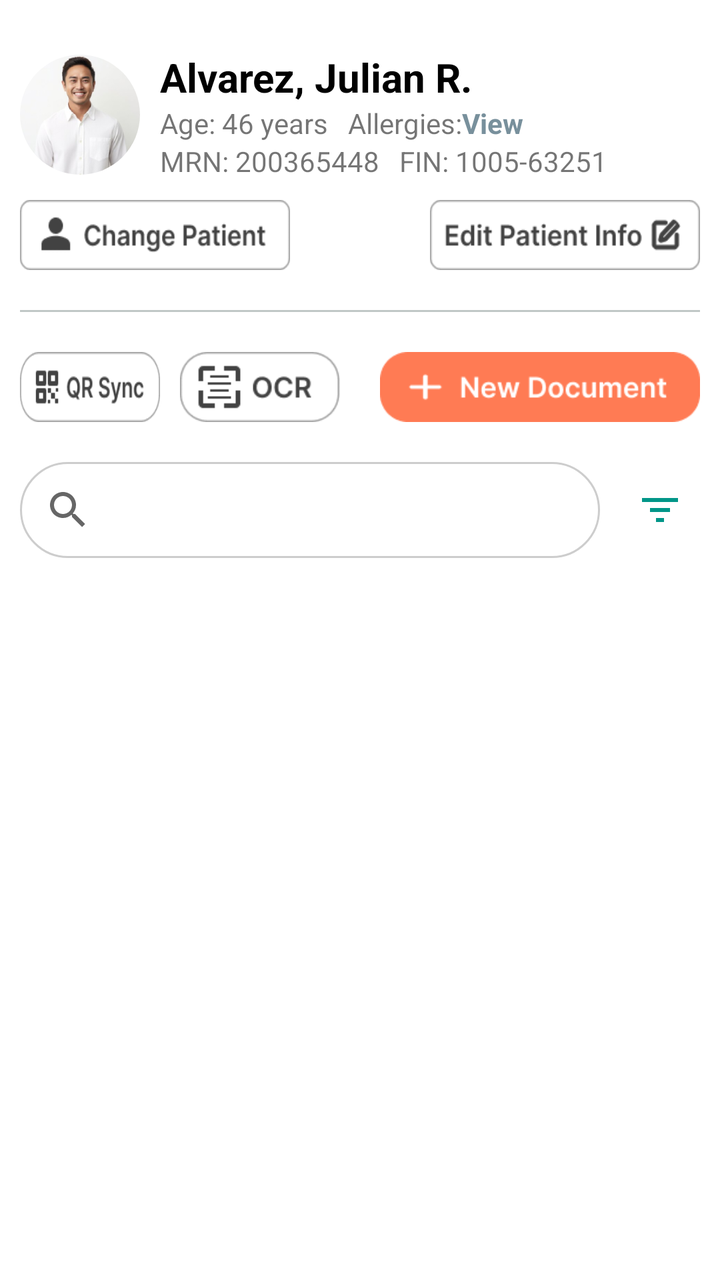
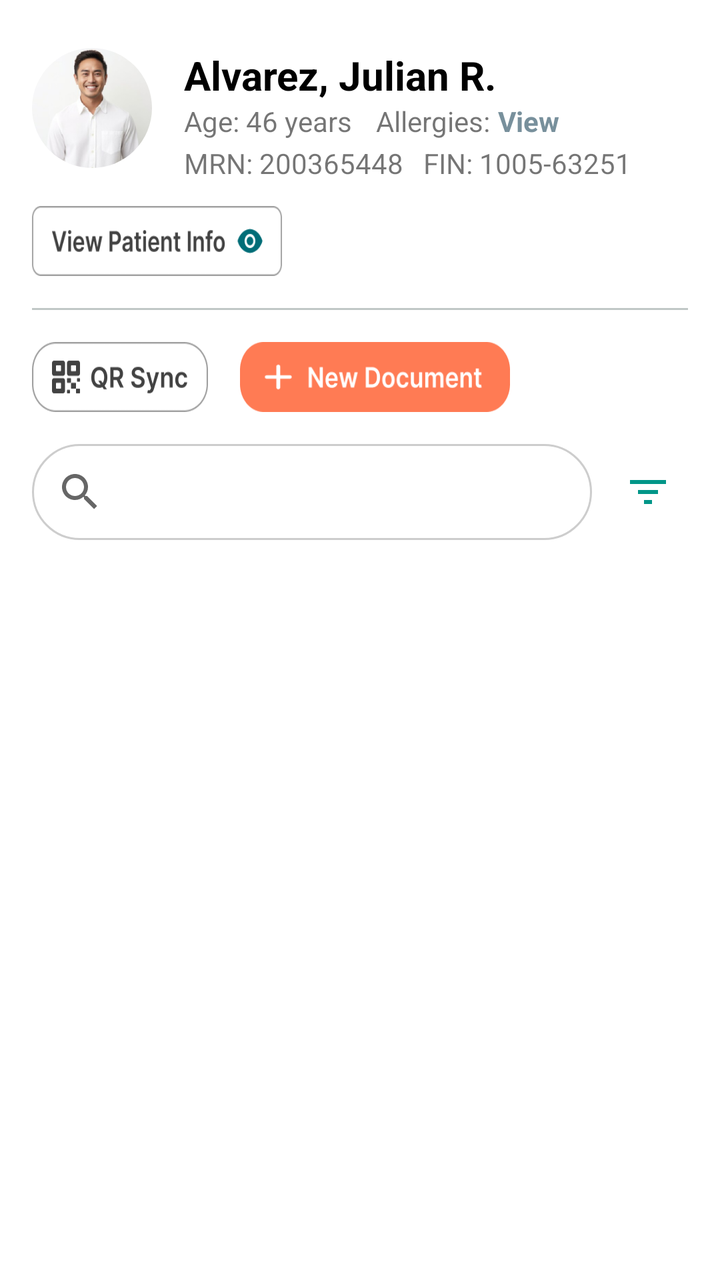

Compare the two renders of this Android layout. The source of the first and the diff that turns it into the second are given below.
<!-- AndroidManifest.xml: application theme Theme.Zenith -->
<!-- res/layout/fragment_documents.xml -->
<?xml version="1.0" encoding="utf-8"?>
<LinearLayout xmlns:android="http://schemas.android.com/apk/res/android"
    xmlns:app="http://schemas.android.com/apk/res-auto"
    xmlns:tools="http://schemas.android.com/tools"
    android:layout_width="match_parent"
    android:layout_height="match_parent"
    android:orientation="vertical"
    tools:context=".Documents">

    
    <LinearLayout
        android:id="@+id/patient_info_header"
        android:layout_width="match_parent"
        android:layout_height="wrap_content"
        android:layout_marginHorizontal="10dp"
        android:layout_marginTop="25dp"
        android:gravity="center_vertical"
        android:orientation="horizontal"
        android:paddingBottom="10dp">

        
        <androidx.cardview.widget.CardView
            android:layout_width="60dp"
            android:layout_height="60dp"
            app:cardCornerRadius="30dp"
            app:cardElevation="0dp">

            <ImageView
                android:id="@+id/patient_profile_image"
                android:layout_width="match_parent"
                android:layout_height="match_parent"
                android:contentDescription="Patient Profile"
                android:scaleType="centerCrop"
                android:src="@drawable/alvarez_profile"
                tools:ignore="HardcodedText" />
        </androidx.cardview.widget.CardView>

        
        <LinearLayout
            android:layout_width="0dp"
            android:layout_height="wrap_content"
            android:layout_marginStart="10dp"
            android:layout_weight="1"
            android:orientation="vertical">

            <TextView
                android:id="@+id/patient_name_text"
                android:layout_width="wrap_content"
                android:layout_height="wrap_content"
                android:text="Alvarez, Julian R."
                android:textColor="@android:color/black"
                android:textSize="20sp"
                android:textStyle="bold"
                tools:ignore="HardcodedText" />

            <LinearLayout
                android:layout_width="wrap_content"
                android:layout_height="wrap_content"
                android:orientation="horizontal">

                <TextView
                    android:id="@+id/patient_age_mrn_text"
                    android:layout_width="wrap_content"
                    android:layout_height="wrap_content"
                    android:text="Age: 46 years"
                    android:textSize="14sp"
                    tools:ignore="HardcodedText" />

                <TextView
                    android:layout_width="wrap_content"
                    android:layout_height="wrap_content"
                    android:layout_marginStart="10dp"
                    android:text="Allergies:"
                    android:textSize="14sp"
                    tools:ignore="HardcodedText" />

                <TextView
                    android:id="@+id/patient_allergies_text"
                    android:layout_width="wrap_content"
                    android:layout_height="wrap_content"
                    android:clickable="true"
                    android:focusable="true"
                    android:text="View"
                    android:textColor="#78909C"
                    android:textSize="14sp"
                    android:textStyle="bold"
                    tools:ignore="HardcodedText,TouchTargetSizeCheck" />
            </LinearLayout>

            <TextView
                android:id="@+id/patient_mrn_fin_text"
                android:layout_width="wrap_content"
                android:layout_height="wrap_content"
                android:text="MRN: 200365448   FIN: 1005-63251"
                android:textSize="14sp"
                tools:ignore="HardcodedText" />

        </LinearLayout>
    </LinearLayout>
    


    
    <LinearLayout
        android:layout_width="match_parent"
        android:layout_height="wrap_content"
        android:layout_marginHorizontal="10dp"
        android:orientation="horizontal">
        
        <ImageButton
            android:id="@+id/imageButton3"
            android:layout_width="135dp"
            android:layout_height="35dp"
            android:adjustViewBounds="true"
            android:background="@drawable/change_patient"
            android:contentDescription="@string/none"
            tools:ignore="TouchTargetSizeCheck,DuplicateSpeakableTextCheck" />

        <Space
            android:layout_width="wrap_content"
            android:layout_height="wrap_content"
            android:layout_weight="1"
            tools:ignore="InefficientWeight" />
        
        <ImageButton
            android:id="@+id/imageButton4"
            android:layout_width="135dp"
            android:layout_height="35dp"
            android:adjustViewBounds="true"
            android:background="@drawable/edit_patient_info"
            android:clickable="true"
            android:contentDescription="Edit Patient Info"
            android:focusable="true"
            tools:ignore="HardcodedText,TouchTargetSizeCheck" />
    </LinearLayout>

    
    <View
        android:layout_width="match_parent"
        android:layout_height="1dp"
        android:layout_marginHorizontal="10dp"
        android:layout_marginVertical="20dp"
        android:background="@color/accent" />

    
    <LinearLayout
        android:layout_width="match_parent"
        android:layout_height="wrap_content"
        android:layout_marginHorizontal="10dp"
        android:layout_marginBottom="20dp"
        android:orientation="horizontal">
        
        <ImageButton
            android:id="@+id/imageButton8"
            android:layout_width="50dp"
            android:layout_height="35dp"
            android:layout_marginEnd="10dp"
            android:layout_weight="1"
            android:adjustViewBounds="true"
            android:background="@drawable/qr_sync"
            android:contentDescription="@string/none"
            tools:ignore="TouchTargetSizeCheck" />
        
        <ImageButton
            android:id="@+id/imageButton5"
            android:layout_width="80dp"
            android:layout_height="35dp"
            android:adjustViewBounds="true"
            android:background="@drawable/ocr_button"
            android:contentDescription="@string/none"
            tools:ignore="TouchTargetSizeCheck" />

        <Space
            android:layout_width="wrap_content"
            android:layout_height="wrap_content"
            android:layout_weight="1" />
        
        <ImageButton
            android:id="@+id/imageButton6"
            android:layout_width="160dp"
            android:layout_height="35dp"
            android:adjustViewBounds="true"
            android:background="@drawable/new_document"
            android:contentDescription="@string/none"
            tools:ignore="TouchTargetSizeCheck,ImageContrastCheck" />
    </LinearLayout>

    
    <LinearLayout
        android:layout_width="match_parent"
        android:layout_height="wrap_content"
        android:layout_marginHorizontal="10dp"
        android:layout_marginBottom="20dp"
        android:gravity="center_vertical"
        android:orientation="horizontal">

        <SearchView
            android:id="@+id/document_search_view"
            android:layout_width="0dp"
            android:layout_height="wrap_content"
            android:layout_weight="1"
            android:background="@drawable/search_bar_background"
            android:queryHint="Search Documents"
            app:iconifiedByDefault="false" />

        <ImageButton
            android:id="@+id/filter_button"
            android:layout_width="40dp"
            android:layout_height="40dp"
            android:layout_marginStart="10dp"
            android:src="@drawable/ic_filter"
            android:background="?attr/selectableItemBackgroundBorderless"/>

    </LinearLayout>

    
    <androidx.recyclerview.widget.RecyclerView
        android:id="@+id/document_recycler_view"
        android:layout_width="match_parent"
        android:layout_height="match_parent"
        android:layout_marginHorizontal="10dp"
        android:layout_marginBottom="30dp" />

</LinearLayout>
<!-- resources referenced by this layout -->
<resources>
  <color name="accent">#FFC0C7C6</color>
  <!-- drawable alvarez_profile: png bitmap (drawable, 35777 bytes) -->
  <!-- drawable change_patient: png bitmap (drawable, 3387 bytes) -->
  <!-- drawable edit_patient_info: png bitmap (drawable, 3162 bytes) -->
  <!-- drawable ic_filter (drawable) -->
  <?xml version="1.0" encoding="utf-8"?>
  <vector xmlns:android="http://schemas.android.com/apk/res/android"
      android:width="24dp"
      android:height="24dp"
      android:viewportWidth="24"
      android:viewportHeight="24">
  
      <path
          android:fillColor="#009688"
          android:pathData="M3,6H21V8H3V6Z" />
  
      <path
          android:fillColor="#009688"
          android:pathData="M7,11H17V13H7V11Z" />
  
      <path
          android:fillColor="#009688"
          android:pathData="M10,16H14V18H10V16Z" />
  </vector>
  <!-- drawable new_document: png bitmap (drawable, 3159 bytes) -->
  <!-- drawable ocr_button: png bitmap (drawable, 2345 bytes) -->
  <!-- drawable qr_sync: png bitmap (drawable, 3067 bytes) -->
  <!-- drawable search_bar_background (drawable) -->
  <?xml version="1.0" encoding="utf-8"?>
  <shape xmlns:android="http://schemas.android.com/apk/res/android"
      android:shape="rectangle">
      <solid android:color="#FFFFFF" />
      <corners android:radius="100dp" />
      <stroke android:width="1dp" android:color="#CDCDCD" />
  </shape>
  <string name="none">none</string>
  <style name="Theme.Zenith" parent="Theme.MaterialComponents.Light.NoActionBar">
          
          <item name="colorPrimary">@color/moonstone</item>
          <item name="colorPrimaryVariant">@color/caribbean</item>
          <item name="colorOnPrimary">@color/coral</item>
          
          <item name="colorSecondary">@color/coral</item>
          <item name="colorSecondaryVariant">@color/tangerine</item>
          <item name="colorOnSecondary">@color/moonstone</item>
          
          <item name="android:statusBarColor">?attr/colorPrimaryVariant</item>
          
      </style>
  <color name="moonstone">#FF00B2CA</color>
  <color name="caribbean">#FF006D77</color>
  <color name="coral">#FFFF7B54</color>
  <color name="tangerine">#FFFF9576</color>
</resources>

<!-- the commit's change to res/layout/fragment_documents.xml (unified diff, before → after) -->
@@ -1,224 +1,225 @@
 <?xml version="1.0" encoding="utf-8"?>
-<LinearLayout xmlns:android="http://schemas.android.com/apk/res/android"
+<androidx.core.widget.NestedScrollView xmlns:android="http://schemas.android.com/apk/res/android"
     xmlns:app="http://schemas.android.com/apk/res-auto"
     xmlns:tools="http://schemas.android.com/tools"
     android:layout_width="match_parent"
     android:layout_height="match_parent"
-    android:orientation="vertical"
+    android:fillViewport="true"
     tools:context=".Documents">
 
-    
-    <LinearLayout
-        android:id="@+id/patient_info_header"
+    <androidx.constraintlayout.widget.ConstraintLayout
         android:layout_width="match_parent"
         android:layout_height="wrap_content"
-        android:layout_marginHorizontal="10dp"
-        android:layout_marginTop="25dp"
-        android:gravity="center_vertical"
-        android:orientation="horizontal"
-        android:paddingBottom="10dp">
-
-        
-        <androidx.cardview.widget.CardView
-            android:layout_width="60dp"
-            android:layout_height="60dp"
-            app:cardCornerRadius="30dp"
-            app:cardElevation="0dp">
-
-            <ImageView
-                android:id="@+id/patient_profile_image"
-                android:layout_width="match_parent"
-                android:layout_height="match_parent"
-                android:contentDescription="Patient Profile"
-                android:scaleType="centerCrop"
-                android:src="@drawable/alvarez_profile"
-                tools:ignore="HardcodedText" />
-        </androidx.cardview.widget.CardView>
-
-        
-        <LinearLayout
-            android:layout_width="0dp"
-            android:layout_height="wrap_content"
-            android:layout_marginStart="10dp"
-            android:layout_weight="1"
-            android:orientation="vertical">
-
-            <TextView
-                android:id="@+id/patient_name_text"
-                android:layout_width="wrap_content"
-                android:layout_height="wrap_content"
-                android:text="Alvarez, Julian R."
-                android:textColor="@android:color/black"
-                android:textSize="20sp"
-                android:textStyle="bold"
-                tools:ignore="HardcodedText" />
-
-            <LinearLayout
-                android:layout_width="wrap_content"
-                android:layout_height="wrap_content"
-                android:orientation="horizontal">
-
-                <TextView
-                    android:id="@+id/patient_age_mrn_text"
-                    android:layout_width="wrap_content"
-                    android:layout_height="wrap_content"
-                    android:text="Age: 46 years"
-                    android:textSize="14sp"
-                    tools:ignore="HardcodedText" />
-
-                <TextView
-                    android:layout_width="wrap_content"
-                    android:layout_height="wrap_content"
-                    android:layout_marginStart="10dp"
-                    android:text="Allergies:"
-                    android:textSize="14sp"
-                    tools:ignore="HardcodedText" />
-
-                <TextView
-                    android:id="@+id/patient_allergies_text"
-                    android:layout_width="wrap_content"
-                    android:layout_height="wrap_content"
-                    android:clickable="true"
-                    android:focusable="true"
-                    android:text="View"
-                    android:textColor="#78909C"
-                    android:textSize="14sp"
-                    android:textStyle="bold"
-                    tools:ignore="HardcodedText,TouchTargetSizeCheck" />
-            </LinearLayout>
-
-            <TextView
-                android:id="@+id/patient_mrn_fin_text"
-                android:layout_width="wrap_content"
-                android:layout_height="wrap_content"
-                android:text="MRN: 200365448   FIN: 1005-63251"
-                android:textSize="14sp"
-                tools:ignore="HardcodedText" />
-
-        </LinearLayout>
-    </LinearLayout>
-    
-
-
-    
-    <LinearLayout
-        android:layout_width="match_parent"
-        android:layout_height="wrap_content"
-        android:layout_marginHorizontal="10dp"
-        android:orientation="horizontal">
-        
-        <ImageButton
-            android:id="@+id/imageButton3"
-            android:layout_width="135dp"
+        android:padding="16dp"
+        android:paddingBottom="120dp"> <androidx.cardview.widget.CardView
+        android:id="@+id/cv_profile"
+        android:layout_width="60dp"
+        android:layout_height="60dp"
+        android:layout_marginTop="8dp"
+        app:cardCornerRadius="30dp"
+        app:cardElevation="0dp"
+        app:layout_constraintStart_toStartOf="parent"
+        app:layout_constraintTop_toTopOf="parent">
+
+        <ImageView
+            android:id="@+id/patient_profile_image"
+            android:layout_width="match_parent"
+            android:layout_height="match_parent"
+            android:contentDescription="Patient Profile"
+            android:scaleType="centerCrop"
+            android:src="@drawable/alvarez_profile"
+            tools:ignore="HardcodedText" />
+    </androidx.cardview.widget.CardView>
+
+        <TextView
+            android:id="@+id/patient_name_text"
+            android:layout_width="0dp"
+            android:layout_height="wrap_content"
+            android:layout_marginStart="16dp"
+            android:text="Alvarez, Julian R."
+            android:textColor="@android:color/black"
+            android:textSize="20sp"
+            android:textStyle="bold"
+            app:layout_constraintEnd_toEndOf="parent"
+            app:layout_constraintStart_toEndOf="@+id/cv_profile"
+            app:layout_constraintTop_toTopOf="@+id/cv_profile"
+            tools:ignore="HardcodedText" />
+
+        <TextView
+            android:id="@+id/patient_age_mrn_text"
+            android:layout_width="wrap_content"
+            android:layout_height="wrap_content"
+            android:text="Age: 46 years"
+            android:textSize="14sp"
+            app:layout_constraintStart_toStartOf="@+id/patient_name_text"
+            app:layout_constraintTop_toBottomOf="@+id/patient_name_text"
+            tools:ignore="HardcodedText" />
+
+        <TextView
+            android:id="@+id/lbl_allergies"
+            android:layout_width="wrap_content"
+            android:layout_height="wrap_content"
+            android:layout_marginStart="12dp"
+            android:text="Allergies:"
+            android:textSize="14sp"
+            app:layout_constraintBottom_toBottomOf="@+id/patient_age_mrn_text"
+            app:layout_constraintStart_toEndOf="@+id/patient_age_mrn_text"
+            app:layout_constraintTop_toTopOf="@+id/patient_age_mrn_text"
+            tools:ignore="HardcodedText" />
+
+        <TextView
+            android:id="@+id/patient_allergies_text"
+            android:layout_width="wrap_content"
+            android:layout_height="wrap_content"
+            android:layout_marginStart="4dp"
+            android:clickable="true"
+            android:focusable="true"
+            android:text="View"
+            android:textColor="#78909C"
+            android:textSize="14sp"
+            android:textStyle="bold"
+            app:layout_constraintBottom_toBottomOf="@+id/lbl_allergies"
+            app:layout_constraintStart_toEndOf="@+id/lbl_allergies"
+            app:layout_constraintTop_toTopOf="@+id/lbl_allergies"
+            tools:ignore="HardcodedText,TouchTargetSizeCheck" />
+
+        <TextView
+            android:id="@+id/patient_mrn_fin_text"
+            android:layout_width="0dp"
+            android:layout_height="wrap_content"
+            android:layout_marginTop="2dp"
+            android:text="MRN: 200365448   FIN: 1005-63251"
+            android:textSize="14sp"
+            app:layout_constraintEnd_toEndOf="parent"
+            app:layout_constraintStart_toStartOf="@+id/patient_name_text"
+            app:layout_constraintTop_toBottomOf="@+id/patient_age_mrn_text"
+            tools:ignore="HardcodedText" />
+
+        <ImageButton
+            android:id="@+id/imageButton4"
+            android:layout_width="125dp"
             android:layout_height="35dp"
-            android:adjustViewBounds="true"
-            android:background="@drawable/change_patient"
-            android:contentDescription="@string/none"
-            tools:ignore="TouchTargetSizeCheck,DuplicateSpeakableTextCheck" />
-
-        <Space
-            android:layout_width="wrap_content"
-            android:layout_height="wrap_content"
-            android:layout_weight="1"
-            tools:ignore="InefficientWeight" />
-        
-        <ImageButton
-            android:id="@+id/imageButton4"
-            android:layout_width="135dp"
-            android:layout_height="35dp"
+            android:layout_marginTop="12dp"
             android:adjustViewBounds="true"
             android:background="@drawable/edit_patient_info"
             android:clickable="true"
             android:contentDescription="Edit Patient Info"
             android:focusable="true"
+            android:scaleType="fitStart"
+            app:layout_constraintStart_toStartOf="parent"
+            app:layout_constraintTop_toBottomOf="@+id/patient_mrn_fin_text"
             tools:ignore="HardcodedText,TouchTargetSizeCheck" />
-    </LinearLayout>
-
-    
-    <View
-        android:layout_width="match_parent"
-        android:layout_height="1dp"
-        android:layout_marginHorizontal="10dp"
-        android:layout_marginVertical="20dp"
-        android:background="@color/accent" />
-
-    
-    <LinearLayout
-        android:layout_width="match_parent"
-        android:layout_height="wrap_content"
-        android:layout_marginHorizontal="10dp"
-        android:layout_marginBottom="20dp"
-        android:orientation="horizontal">
-        
+
+        <View
+            android:id="@+id/separator"
+            android:layout_width="0dp"
+            android:layout_height="1dp"
+            android:layout_marginTop="16dp"
+            android:background="@color/accent"
+            app:layout_constraintEnd_toEndOf="parent"
+            app:layout_constraintStart_toStartOf="parent"
+            app:layout_constraintTop_toBottomOf="@+id/imageButton4" />
+
         <ImageButton
             android:id="@+id/imageButton8"
-            android:layout_width="50dp"
+            android:layout_width="88dp"
             android:layout_height="35dp"
-            android:layout_marginEnd="10dp"
-            android:layout_weight="1"
+            android:layout_marginTop="16dp"
             android:adjustViewBounds="true"
             android:background="@drawable/qr_sync"
             android:contentDescription="@string/none"
+            android:scaleType="fitCenter"
+            app:layout_constraintStart_toStartOf="parent"
+            app:layout_constraintTop_toBottomOf="@+id/separator"
             tools:ignore="TouchTargetSizeCheck" />
-        
-        <ImageButton
-            android:id="@+id/imageButton5"
-            android:layout_width="80dp"
+
+        <ImageButton
+            android:id="@+id/imageButton6"
+            android:layout_width="135dp"
             android:layout_height="35dp"
+            android:layout_marginStart="16dp"
             android:adjustViewBounds="true"
-            android:background="@drawable/ocr_button"
+            android:background="@drawable/add_document"
             android:contentDescription="@string/none"
-            tools:ignore="TouchTargetSizeCheck" />
-
-        <Space
-            android:layout_width="wrap_content"
-            android:layout_height="wrap_content"
-            android:layout_weight="1" />
-        
-        <ImageButton
-            android:id="@+id/imageButton6"
-            android:layout_width="160dp"
-            android:layout_height="35dp"
-            android:adjustViewBounds="true"
-            android:background="@drawable/new_document"
-            android:contentDescription="@string/none"
+            android:scaleType="fitStart"
+            app:layout_constraintBottom_toBottomOf="@+id/imageButton8"
+            app:layout_constraintStart_toEndOf="@+id/imageButton8"
+            app:layout_constraintTop_toTopOf="@+id/imageButton8"
             tools:ignore="TouchTargetSizeCheck,ImageContrastCheck" />
-    </LinearLayout>
-
-    
-    <LinearLayout
-        android:layout_width="match_parent"
-        android:layout_height="wrap_content"
-        android:layout_marginHorizontal="10dp"
-        android:layout_marginBottom="20dp"
-        android:gravity="center_vertical"
-        android:orientation="horizontal">
 
         <SearchView
             android:id="@+id/document_search_view"
             android:layout_width="0dp"
             android:layout_height="wrap_content"
-            android:layout_weight="1"
+            android:layout_marginTop="16dp"
+            android:layout_marginEnd="8dp"
             android:background="@drawable/search_bar_background"
             android:queryHint="Search Documents"
-            app:iconifiedByDefault="false" />
+            app:iconifiedByDefault="false"
+            app:layout_constraintEnd_toStartOf="@+id/filter_button"
+            app:layout_constraintStart_toStartOf="parent"
+            app:layout_constraintTop_toBottomOf="@+id/imageButton8" />
 
         <ImageButton
             android:id="@+id/filter_button"
             android:layout_width="40dp"
             android:layout_height="40dp"
-            android:layout_marginStart="10dp"
+            android:background="?attr/selectableItemBackgroundBorderless"
+            android:contentDescription="Filter"
             android:src="@drawable/ic_filter"
-            android:background="?attr/selectableItemBackgroundBorderless"/>
-
-    </LinearLayout>
-
-    
-    <androidx.recyclerview.widget.RecyclerView
-        android:id="@+id/document_recycler_view"
-        android:layout_width="match_parent"
-        android:layout_height="match_parent"
-        android:layout_marginHorizontal="10dp"
-        android:layout_marginBottom="30dp" />
-
-</LinearLayout>
+            app:layout_constraintBottom_toBottomOf="@+id/document_search_view"
+            app:layout_constraintEnd_toEndOf="parent"
+            app:layout_constraintTop_toTopOf="@+id/document_search_view"
+            tools:ignore="TouchTargetSizeCheck" />
+
+        <androidx.recyclerview.widget.RecyclerView
+            android:id="@+id/document_recycler_view"
+            android:layout_width="match_parent"
+            android:layout_height="wrap_content"
+            android:layout_marginTop="16dp"
+            android:nestedScrollingEnabled="false"
+            app:layout_constraintEnd_toEndOf="parent"
+            app:layout_constraintStart_toStartOf="parent"
+            app:layout_constraintTop_toBottomOf="@+id/document_search_view" />
+
+        <LinearLayout
+            android:id="@+id/layout_no_documents"
+            android:layout_width="wrap_content"
+            android:layout_height="wrap_content"
+            android:layout_marginTop="32dp"
+            android:gravity="center"
+            android:orientation="vertical"
+            android:visibility="gone"
+            app:layout_constraintEnd_toEndOf="parent"
+            app:layout_constraintStart_toStartOf="parent"
+            app:layout_constraintTop_toBottomOf="@+id/document_search_view">
+
+            <ImageView
+                android:layout_width="64dp"
+                android:layout_height="64dp"
+                android:contentDescription="No Documents"
+                android:src="@android:drawable/ic_menu_report_image"
+                app:tint="@color/accent" />
+
+            <TextView
+                android:layout_width="wrap_content"
+                android:layout_height="wrap_content"
+                android:layout_marginTop="8dp"
+                android:fontFamily="@font/raleway_bold"
+                android:text="No Documents to Show"
+                android:textColor="#90A4AE"
+                android:textSize="16sp"
+                android:textStyle="bold" />
+
+            <TextView
+                android:layout_width="wrap_content"
+                android:layout_height="wrap_content"
+                android:fontFamily="@font/inter"
+                android:text="Tap 'New Document' to add one"
+                android:textColor="#B0BEC5"
+                android:textSize="12sp" />
+        </LinearLayout>
+
+    </androidx.constraintlayout.widget.ConstraintLayout>
+
+</androidx.core.widget.NestedScrollView>
<!-- resource entries referenced after the edit -->
@@ -1,9 +1,9 @@
 <!-- resources referenced by this layout -->
 <resources>
   <color name="accent">#FFC0C7C6</color>
+  <!-- drawable add_document: png bitmap (drawable, 4639 bytes) -->
   <!-- drawable alvarez_profile: png bitmap (drawable, 35777 bytes) -->
-  <!-- drawable change_patient: png bitmap (drawable, 3387 bytes) -->
-  <!-- drawable edit_patient_info: png bitmap (drawable, 3162 bytes) -->
+  <!-- drawable edit_patient_info: png bitmap (drawable, 5828 bytes) -->
   <!-- drawable ic_filter (drawable) -->
   <?xml version="1.0" encoding="utf-8"?>
   <vector xmlns:android="http://schemas.android.com/apk/res/android"
@@ -24,9 +24,7 @@
           android:fillColor="#009688"
           android:pathData="M10,16H14V18H10V16Z" />
   </vector>
-  <!-- drawable new_document: png bitmap (drawable, 3159 bytes) -->
-  <!-- drawable ocr_button: png bitmap (drawable, 2345 bytes) -->
-  <!-- drawable qr_sync: png bitmap (drawable, 3067 bytes) -->
+  <!-- drawable qr_sync: png bitmap (drawable, 4877 bytes) -->
   <!-- drawable search_bar_background (drawable) -->
   <?xml version="1.0" encoding="utf-8"?>
   <shape xmlns:android="http://schemas.android.com/apk/res/android"
